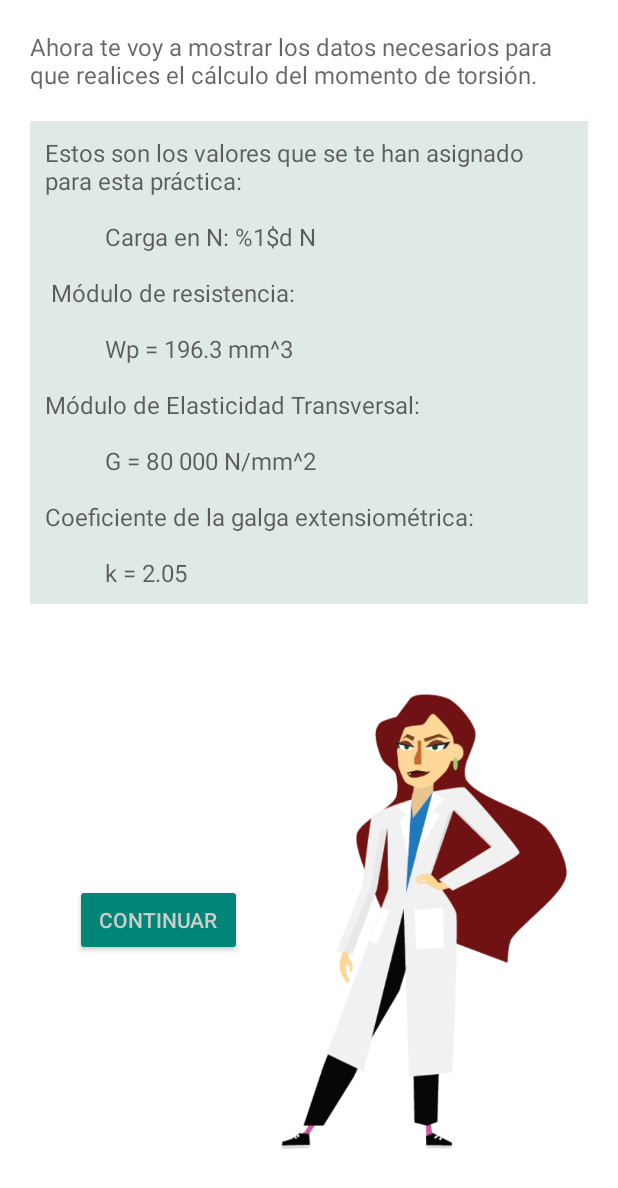
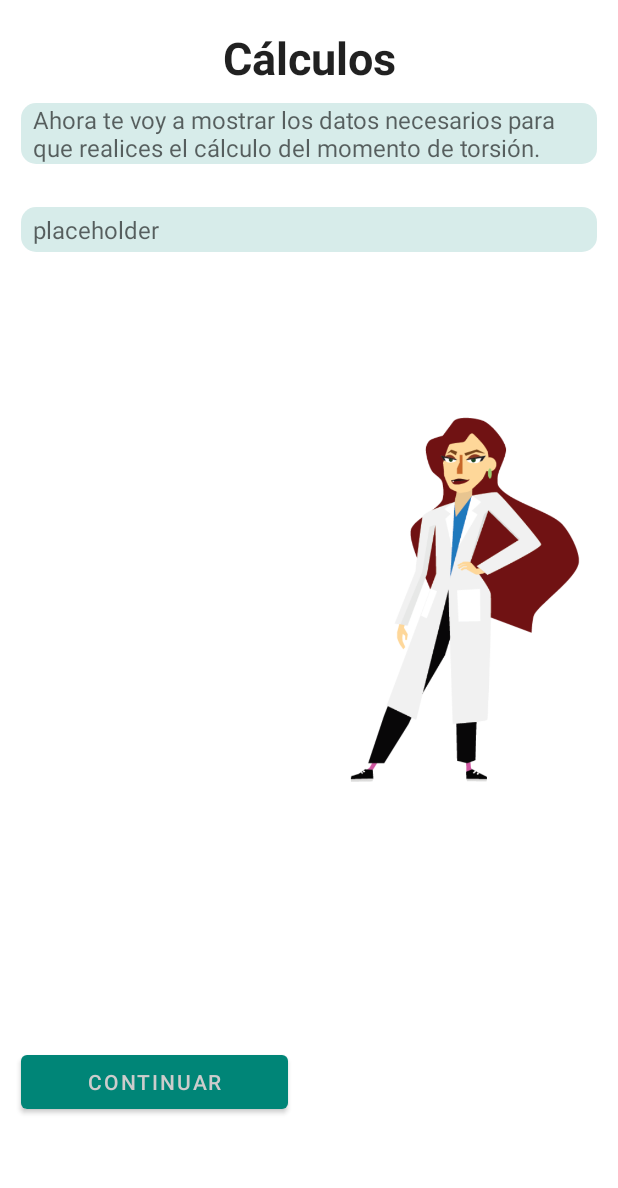
Before and after one commit to GRsni/Lab-Manual, an Android app: the layout calculations_data_fragment.xml on its own in the app's theme, with its tools: preview values and no code run, on a phone screen of 412 x 824 dp. Shown: the top 1188 px of the screen. Run offline under Robolectric (Android 15) with nearby library versions, the phone set to English and light mode, and no system bars.

Commit message:
Added calculations data fragment, implemented HTML rendering

```diff
--- a/app/src/main/java/uca/esi/manual/activities/main/MainActivity.kt
+++ b/app/src/main/java/uca/esi/manual/activities/main/MainActivity.kt
@@ -6,6 +6,7 @@ import androidx.appcompat.app.AppCompatActivity
 import timber.log.Timber
 import uca.esi.manual.R
 import uca.esi.manual.screens.ar.ARLauncherFragment
+import uca.esi.manual.screens.calcs.data.CalculationsDataFragment
 import uca.esi.manual.screens.chest.ChestFragment
 import uca.esi.manual.utils.currentNavigationFragment
 
@@ -23,7 +24,7 @@ class MainActivity : AppCompatActivity() {
 
     override fun onBackPressed() {
         when (val fragment = supportFragmentManager.currentNavigationFragment) {
-            is ChestFragment, is ARLauncherFragment
+            is ChestFragment, is ARLauncherFragment, is CalculationsDataFragment
             -> Timber.i("Press back arrow on fragment $fragment")
             else -> super.onBackPressed()
         }
--- a/app/src/main/java/uca/esi/manual/activities/main/MainActivityViewModel.kt
+++ b/app/src/main/java/uca/esi/manual/activities/main/MainActivityViewModel.kt
@@ -1,10 +1,10 @@
 package uca.esi.manual.activities.main
 
 import androidx.lifecycle.ViewModel
-import uca.esi.manual.models.ARModule
+import uca.esi.manual.models.ARModuleVariables
 
 class MainActivityViewModel : ViewModel() {
 
-    var arModule = ARModule(executed = false, solved = false)
+    var arModule = ARModuleVariables(executed = false, solved = false)
 
 }
--- a/app/src/main/java/uca/esi/manual/models/ARModule.kt
+++ /dev/null
@@ -1,3 +0,0 @@
-package uca.esi.manual.models
-
-data class ARModule(var executed: Boolean, var solved: Boolean)
--- /dev/null
+++ b/app/src/main/java/uca/esi/manual/models/ARModuleVariables.kt
@@ -0,0 +1,3 @@
+package uca.esi.manual.models
+
+data class ARModuleVariables(var executed: Boolean, var solved: Boolean)
--- a/app/src/main/res/layout-land/ar_launcher_fragment.xml
+++ b/app/src/main/res/layout-land/ar_launcher_fragment.xml
@@ -71,7 +71,7 @@
             app:layout_constraintWidth_percent=".4" />
 
         <Button
-            android:id="@+id/buttonNext"
+            android:id="@+id/buttonAR"
             style="@style/Widget.MaterialComponents.Button"
             android:layout_width="wrap_content"
             android:layout_height="wrap_content"
@@ -85,7 +85,7 @@
             app:layout_constraintTop_toTopOf="@+id/guideline5" />
 
         <Button
-            android:id="@+id/buttonBack"
+            android:id="@+id/buttonNext"
             style="@style/Widget.MaterialComponents.Button.OutlinedButton"
             android:layout_width="wrap_content"
             android:layout_height="wrap_content"
--- a/app/src/main/res/layout/ar_launcher_fragment.xml
+++ b/app/src/main/res/layout/ar_launcher_fragment.xml
@@ -78,7 +78,7 @@
             app:layout_constraintGuide_percent=".75" />
 
         <Button
-            android:id="@+id/buttonBack"
+            android:id="@+id/buttonNext"
             style="@style/Widget.MaterialComponents.Button.OutlinedButton"
             android:layout_width="wrap_content"
             android:layout_height="wrap_content"
@@ -88,10 +88,10 @@
             app:layout_constraintBottom_toBottomOf="parent"
             app:layout_constraintEnd_toEndOf="parent"
             app:layout_constraintStart_toStartOf="parent"
-            app:layout_constraintTop_toBottomOf="@+id/buttonNext" />
+            app:layout_constraintTop_toBottomOf="@+id/buttonAR" />
 
         <Button
-            android:id="@+id/buttonNext"
+            android:id="@+id/buttonAR"
             style="@style/Widget.MaterialComponents.Button"
             android:layout_width="wrap_content"
             android:layout_height="wrap_content"
--- a/app/src/main/res/layout/calculations_data_fragment.xml
+++ b/app/src/main/res/layout/calculations_data_fragment.xml
@@ -1,51 +1,109 @@
 <?xml version="1.0" encoding="utf-8"?>
-<LinearLayout xmlns:android="http://schemas.android.com/apk/res/android"
+<layout xmlns:android="http://schemas.android.com/apk/res/android"
+    xmlns:app="http://schemas.android.com/apk/res-auto"
+    xmlns:tools="http://schemas.android.com/tools"
+    tools:context=".screens.calcs.data.CalculationsDataFragment">
+
+    <data>
+
+        <variable
+            name="calculationsDataViewModel"
+            type="uca.esi.manual.screens.calcs.data.CalculationsDataViewModel" />
+    </data>
+
+    <androidx.constraintlayout.widget.ConstraintLayout
         android:layout_width="match_parent"
-    android:layout_height="match_parent"
-    android:orientation="vertical"
-    android:padding="10dp">
+        android:layout_height="match_parent">
+
+        <TextView
+            android:id="@+id/textView"
+            android:layout_width="wrap_content"
+            android:layout_height="wrap_content"
+            android:text="@string/calculos"
+            android:textAppearance="@style/TextAppearance.AppCompat.Large"
+            android:textSize="30sp"
+            android:textStyle="bold"
+            app:layout_constraintBottom_toBottomOf="parent"
+            app:layout_constraintEnd_toEndOf="parent"
+            app:layout_constraintStart_toStartOf="parent"
+            app:layout_constraintTop_toTopOf="parent"
+            app:layout_constraintVertical_bias="0.023" />
 
         <TextView
             android:id="@+id/textoIntroFormulas"
-        android:layout_width="wrap_content"
+            android:layout_width="match_parent"
             android:layout_height="wrap_content"
-        android:layout_gravity="center"
-        android:layout_margin="10dp"
+            android:layout_marginHorizontal="14dp"
+            android:background="@drawable/back"
             android:hint="@string/introCalculosTorsion"
+            android:paddingHorizontal="8dp"
             android:textColor="@android:color/black"
-        android:textSize="16sp" />
+            android:textSize="16sp"
+            app:layout_constraintBottom_toBottomOf="parent"
+            app:layout_constraintEnd_toEndOf="parent"
+            app:layout_constraintHorizontal_bias="0.428"
+            app:layout_constraintStart_toStartOf="parent"
+            app:layout_constraintTop_toBottomOf="@+id/textView"
+            app:layout_constraintVertical_bias="0.014" />
 
         <TextView
             android:id="@+id/valoresFormula"
+            android:layout_width="match_parent"
+            android:layout_height="wrap_content"
+            android:layout_gravity="center"
+            android:layout_marginHorizontal="14dp"
+            android:background="@drawable/back"
+            android:hint="@string/placeholder"
+            android:paddingHorizontal="8dp"
+            android:paddingVertical="4dp"
+            android:textColor="@android:color/black"
+            android:textSize="16sp"
+            app:layout_constraintBottom_toBottomOf="parent"
+            app:layout_constraintEnd_toEndOf="parent"
+            app:layout_constraintHorizontal_bias="0.5"
+            app:layout_constraintStart_toStartOf="parent"
+            app:layout_constraintTop_toBottomOf="@+id/textoIntroFormulas"
+            app:layout_constraintVertical_bias="0.042" />
+
+        <androidx.constraintlayout.widget.Guideline
+            android:id="@+id/guideline2"
             android:layout_width="wrap_content"
             android:layout_height="wrap_content"
-        android:layout_gravity="center"
-        android:layout_margin="10dp"
-        android:padding="10dp"
-        android:background="@color/primaryDark20P"
-        android:hint="@string/valoresAsignadosTorsion"
-        android:textColor="@android:color/black"
-        android:textSize="16sp" />
+            android:orientation="vertical"
+            app:layout_constraintGuide_percent=".50" />
 
-    <LinearLayout
-        android:layout_width="match_parent"
-        android:layout_height="match_parent"
-        android:paddingHorizontal="20dp">
+        <androidx.constraintlayout.widget.Guideline
+            android:id="@+id/guideline3"
+            android:layout_width="wrap_content"
+            android:layout_height="wrap_content"
+            android:orientation="horizontal"
+            app:layout_constraintGuide_percent=".75" />
 
         <Button
             android:id="@+id/button13"
-            style="@style/Widget.AppCompat.Button.Colored"
-            android:layout_width="wrap_content"
+            style="@style/Widget.MaterialComponents.Button"
+            android:layout_width="0dp"
             android:layout_height="wrap_content"
             android:layout_gravity="center"
-            android:layout_margin="20dp"
-            android:onClick="pantallaResultados"
-            android:text="@string/boton_continuar" />
+            android:layout_marginHorizontal="14dp"
+            android:text="@string/boton_continuar"
+            app:layout_constraintBottom_toBottomOf="parent"
+            app:layout_constraintEnd_toStartOf="@+id/guideline2"
+            app:layout_constraintStart_toStartOf="parent"
+            app:layout_constraintTop_toTopOf="@+id/guideline3" />
 
         <ImageView
             android:id="@+id/imageView9"
-            android:layout_width="wrap_content"
-            android:layout_height="match_parent"
-            android:src="@drawable/laura_r" />
-    </LinearLayout>
-</LinearLayout>
+            android:layout_width="0dp"
+            android:layout_height="0dp"
+            android:src="@drawable/laura_r"
+            app:layout_constraintBottom_toBottomOf="parent"
+            app:layout_constraintEnd_toEndOf="parent"
+            app:layout_constraintHeight_percent="0.3"
+            app:layout_constraintHorizontal_bias="1.0"
+            app:layout_constraintStart_toStartOf="@+id/guideline2"
+            app:layout_constraintTop_toBottomOf="@+id/valoresFormula"
+            app:layout_constraintVertical_bias="0.263"
+            tools:ignore="ContentDescription" />
+    </androidx.constraintlayout.widget.ConstraintLayout>
+</layout>
--- a/app/src/main/res/layout/chest_fragment.xml
+++ b/app/src/main/res/layout/chest_fragment.xml
@@ -78,7 +78,7 @@
             android:layout_marginTop="28dp"
             android:background="@drawable/back"
             android:padding="10dp"
-            android:text="placeholder"
+            android:text="@string/placeholder"
             android:textColor="@android:color/black"
             android:textSize="16sp"
             app:layout_constraintBottom_toBottomOf="parent"
--- a/app/src/main/res/values/strings.xml
+++ b/app/src/main/res/values/strings.xml
@@ -1,3 +1,5 @@
+<!DOCTYPE resources [<!ENTITY nbsp "&#160;"><!-- non-breaking space, U+00A0 -->
+    ]>
 <resources>
     <string name="app_name">Manual de laboratorio</string>
     <string name="app_subtitle">Escu</string>
@@ -45,6 +47,7 @@
     <string name="pesa20N">Pesa de 20 N</string>
     <string name="cargaAleatoria">Carga: %1$d N</string>
     <string name="RA">Realidad Aumentada</string>
+    <string name="calculos">Cálculos</string>
     <string name="momento_torsor">Momento Torsor\nexperimental en Nm:</string>
     <string name="carga_critica_pandeo">Carga crítica de Euler\nexperimental en N:</string>
     <string name="ValorAmplificador">Indicación del\namplificador en mv/V:</string>
@@ -122,18 +125,8 @@
 
     <string name="introCalculosTorsion">Ahora te voy a mostrar los datos necesarios para que realices el cálculo del momento de torsión.</string>
 
-    <string name="introCalculosPandeo">Ahora te voy a mostrar los datos necesarios para que realices el cálculo de la carga crítica de Euler.</string>
-
-    <string name="valoresAsignadosTorsion">Estos son los valores que se te han asignado para esta práctica:\n\n\t\t\tCarga en N: %1$d N\n\n
-        Módulo de resistencia: \n\n\t\t\tWp = 196.3 mm^3\n\nMódulo de Elasticidad Transversal: \n\n\t\t\tG = 80 000 N/mm^2\n\nCoeficiente de la galga
-        extensiométrica:\n\n\t\t\tk = 2.05</string>
-
-    <string name="valoresAsignadosPandeo">Estos son los valores que se te ha asignado para esta práctica:\n\n\t\t\tBarra de prueba: %1$s Acero
-        \n\n\t\t\tLongitud (Lp): %2$s mm\n\nMomento de inercia de superficie:\n\n\t\t\t Imin = 106.6 mm^4\n\nMódulo de elasticidad:\n\n\t\t\tE = 210 000 N/mm^2</string>
-
-    <string name="finalCalculosTorsion">Recuerda/Apunta estos datos. Los vas a necesitar para calcular el Momento Torsor.</string>
-
-    <string name="finalCalculosPandeo">Recuerda/Apunta estos datos. Los vas a necesitar para calcular la carga crítica.</string>
+    <string name="introCalculosPandeo">Ahora te voy a mostrar los datos relevantes al cálculo de la deformación por pandeo. No los vas a necesitar,
+        pero es bueno recordarlos.</string>
 
     <string name="horaDeCalcular">Es hora de que realices los cálculos.</string>
 
@@ -224,4 +217,5 @@
 
     <string name="hello_blank_fragment">Hello blank fragment</string>
     <string name="zero">0</string>
+    <string name="placeholder">placeholder</string>
 </resources>
```
Also changed, not shown: app/src/main/java/uca/esi/manual/screens/ar/ARLauncherFragment.kt (+11 -2 lines), app/src/main/java/uca/esi/manual/screens/calcs/data/CalculationsDataFragment.kt (added, +44 -0 lines), app/src/main/java/uca/esi/manual/screens/calcs/data/CalculationsDataViewModel.kt (added, +30 -0 lines), app/src/main/java/uca/esi/manual/screens/calcs/data/CalculationsDataViewModelFactory.kt (added, +37 -0 lines), app/src/main/java/uca/esi/manual/screens/calcs/data/repository/CalcDataRepository.kt (added, +58 -0 lines), app/src/main/java/uca/esi/manual/utils/ViewModelString.kt (+7 -0 lines), app/src/main/res/navigation/main_navigation.xml (+16 -0 lines). Lines whose indentation alone changed are shown as unchanged.
